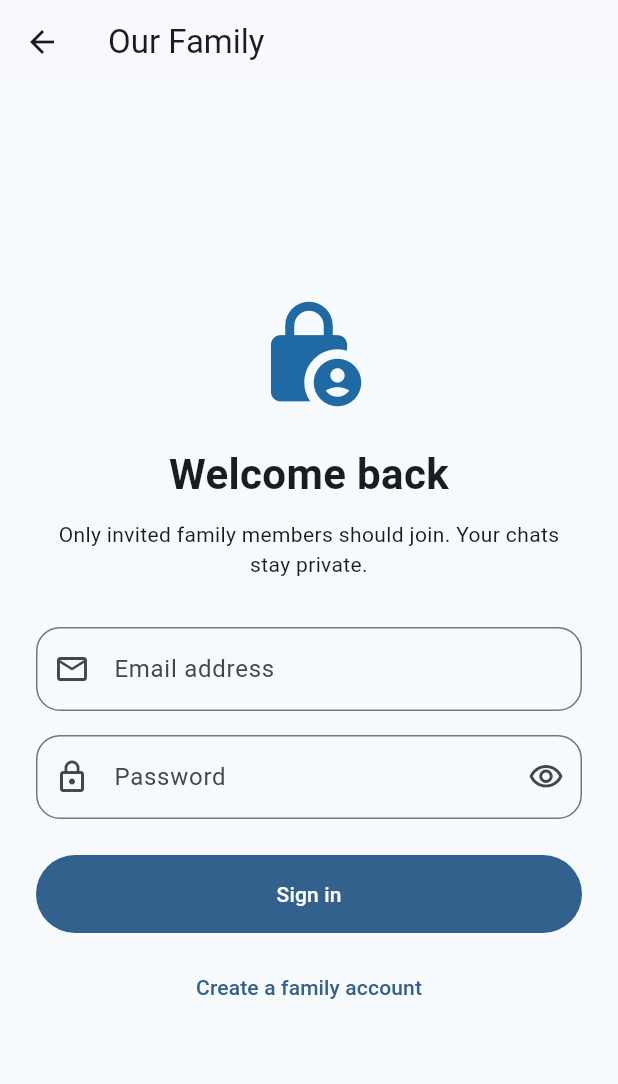
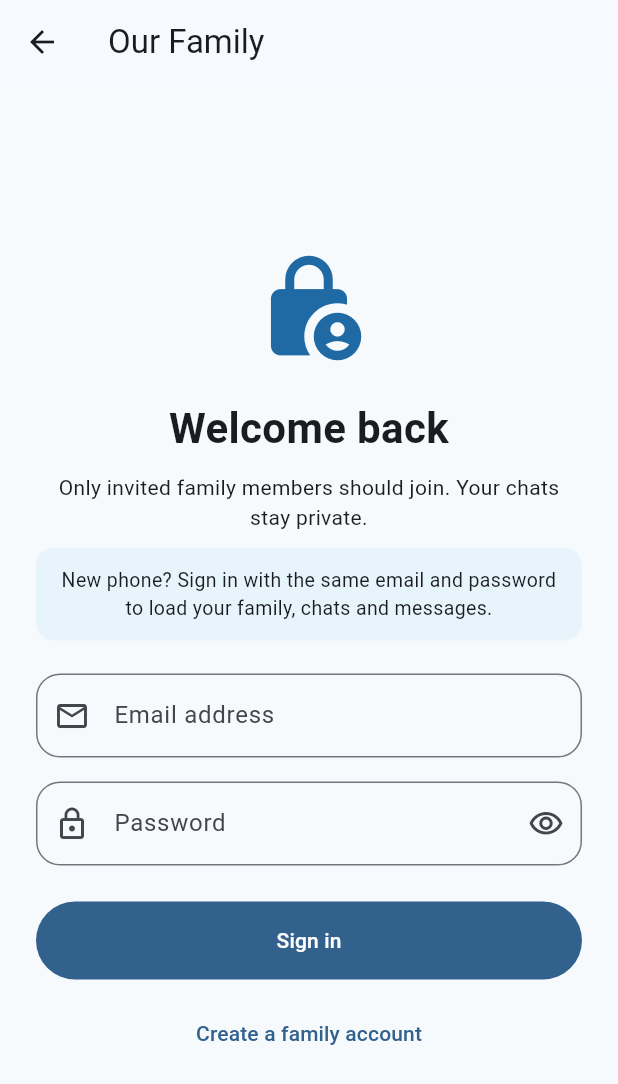
Before and after one commit to ijalali347-crypto/ourfamilyapp, a Flutter app: the LoginScreen screen opened directly, on a phone screen of 412 x 824 dp. Shown: the top 1084 px of the screen. Run offline on Flutter 3.47's test engine with Material 3 defaults, Android fonts, the phone set to English and light mode, and no system bars; our stand-ins replace audioplayers, cloud_firestore, firebase_auth, firebase_core, supabase_flutter; missing offline and left inert: dart:html, record; accounts and stored records are empty; statements that could not run were skipped.

Commit message:
Guide users to same account on new devices

```diff
--- a/lib/login_screen.dart
+++ b/lib/login_screen.dart
@@ -89,7 +89,22 @@ class _LoginScreenState extends State<LoginScreen> {
                     Text(title, textAlign: TextAlign.center, style: const TextStyle(fontSize: 28, fontWeight: FontWeight.bold)),
                     const SizedBox(height: 10),
                     const Text('Only invited family members should join. Your chats stay private.', textAlign: TextAlign.center),
-                    const SizedBox(height: 32),
+                    const SizedBox(height: 10),
+                    Container(
+                      padding: const EdgeInsets.all(12),
+                      decoration: BoxDecoration(
+                        color: const Color(0xFFE8F4FC),
+                        borderRadius: BorderRadius.circular(12),
+                      ),
+                      child: Text(
+                        _createMode
+                            ? 'Create an account once. On another phone, do not create it again—sign in with the same email and password.'
+                            : 'New phone? Sign in with the same email and password to load your family, chats and messages.',
+                        textAlign: TextAlign.center,
+                        style: const TextStyle(fontSize: 13),
+                      ),
+                    ),
+                    const SizedBox(height: 22),
                     if (_createMode) ...[
                       TextFormField(
                         controller: _usernameController,
```
